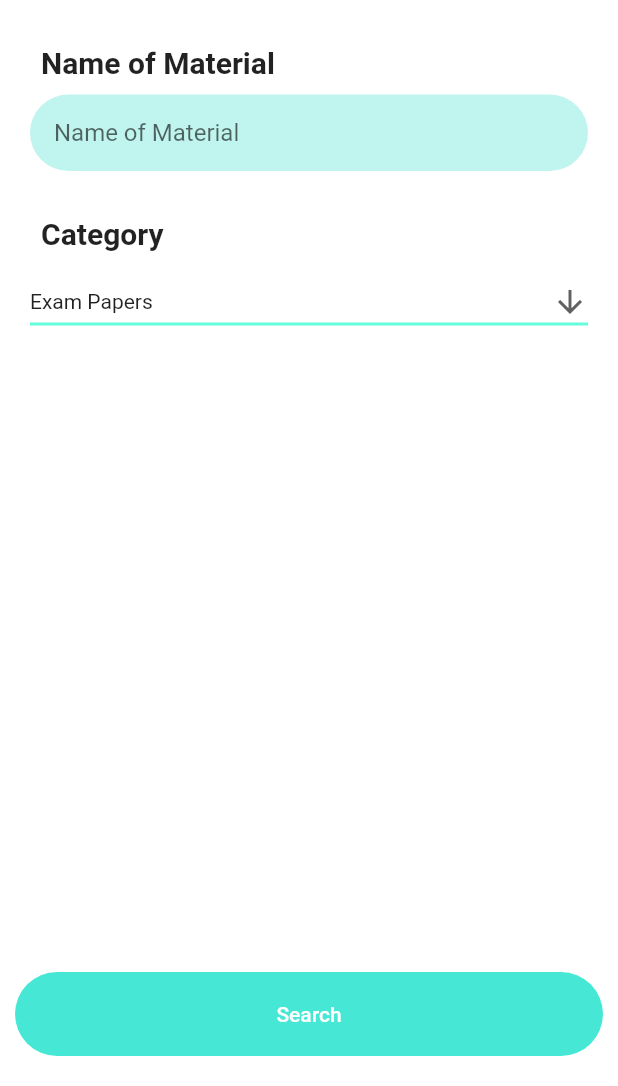
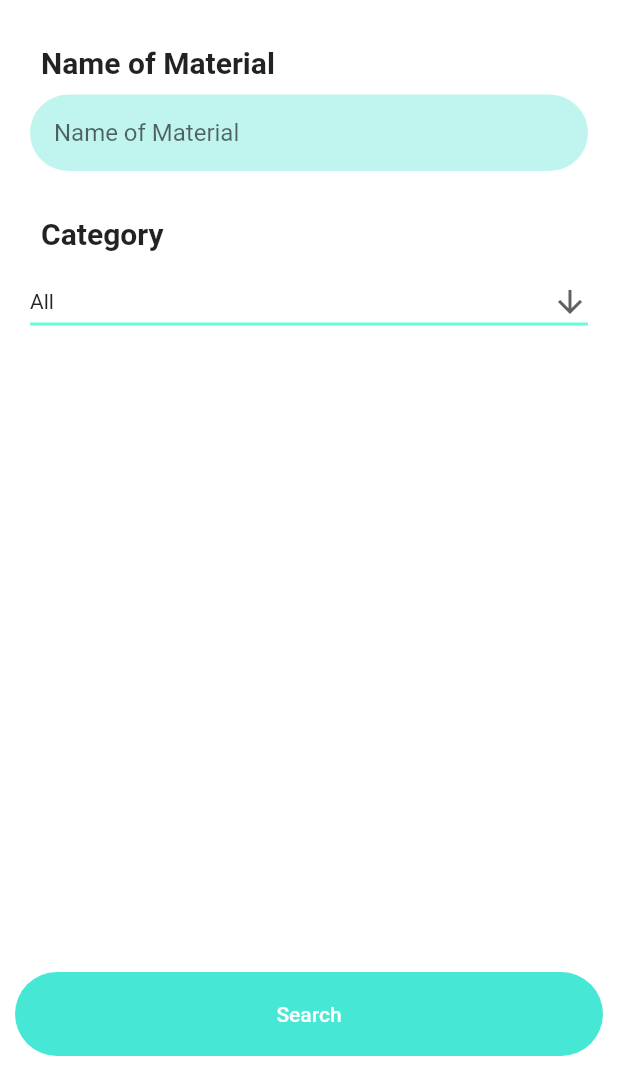
Before and after one commit to GohZhengYing/NTUMarket, a Flutter app: the HomeScreen screen opened directly, scrolled down 148 dp, after a tap on the "search" icon, on a phone screen of 412 x 824 dp, the part 150-1236 px from its top. Run offline on Flutter 3.47's test engine with Material 2 defaults, Android fonts, the phone set to English and light mode, and no system bars; our stand-ins replace flutter_svg, image_picker; missing offline and left inert: dart:ffi, mailer; project files that could hold a hidden picture were left out.

Commit message:
implemented changes

```diff
--- a/lib/Screens/advanced_search/components/advanced_search_searchbars.dart
+++ b/lib/Screens/advanced_search/components/advanced_search_searchbars.dart
@@ -5,13 +5,13 @@ import 'package:flutter/services.dart';
 import '../../search_results/search_results_screen.dart';
 
 
-const List<String> list = <String>['Exam Papers', 'Stationaries', 'Lecture Notes', 'Hardware'];
+const List<String> list = <String>['All','Exam Papers', 'Stationaries', 'Lecture Notes', 'Hardware',];
 
 class AdvancedSearchSearchbars extends StatelessWidget {
   AdvancedSearchSearchbars({Key? key}) : super(key: key);
 
   TextEditingController name = new TextEditingController();
-  TextEditingController code = new TextEditingController();
+  TextEditingController category = new TextEditingController();
   @override
   Widget build(BuildContext context) {
     return Column(
@@ -67,7 +67,7 @@ class AdvancedSearchSearchbars extends StatelessWidget {
             ),
             Padding(
               padding: EdgeInsets.fromLTRB(20,10, 20, 0),
-              child:DropdownButtonExample(),
+              child:DropdownButtonExample(cat:category),
             ),
           ],
         ),
@@ -77,7 +77,7 @@ class AdvancedSearchSearchbars extends StatelessWidget {
             // When the user presses the button, show an alert dialog containing
             // the text that the user has entered into the text field.
             onPressed: () {
-              Navigator.of(context).push(MaterialPageRoute(builder: (context)=> SearchResultsScreen(name: name.text,code: code.text)));
+              Navigator.of(context).push(MaterialPageRoute(builder: (context)=> SearchResultsScreen(name: name.text,cat: category.text)));
             },
             child: Text("Search"),
           ),
@@ -88,8 +88,8 @@ class AdvancedSearchSearchbars extends StatelessWidget {
   }
 }
 class DropdownButtonExample extends StatefulWidget {
-
-  const DropdownButtonExample({super.key});
+  TextEditingController cat;
+  DropdownButtonExample({super.key,required this.cat});
 
   @override
   State<DropdownButtonExample> createState() => _DropdownButtonExampleState();
@@ -113,6 +113,7 @@ class _DropdownButtonExampleState extends State<DropdownButtonExample> {
       onChanged: (String? value) {
         // This is called when the user selects an item.
         setState(() {
+          widget.cat.text = value!;
           dropdownValue = value!;
         });
       },
--- a/lib/Screens/create_post/component/create_post_form.dart
+++ b/lib/Screens/create_post/component/create_post_form.dart
@@ -145,7 +145,7 @@ class _CreatePostForm extends State<CreatePostForm> {
                 if(await CreatePost(widget.title_input.text ,widget.description_input.text,widget.price_input.text,widget.image_input.text,widget.category_input.text)){
 
                   print('created post');
-                  Navigator.pop(context);
+                  Navigator.pop(context,'refresh');
                 }
                 else
                   print('post failed');
--- a/lib/Screens/edit_post/component/edit_post_form.dart
+++ b/lib/Screens/edit_post/component/edit_post_form.dart
@@ -209,7 +209,7 @@ class _EditPostForm extends State<EditPostForm> {
 
                 print('edited post');
                 Navigator.pop(context);
-                Navigator.pop(context);
+                Navigator.pop(context,'refresh');
                 }
                 else
                 print('edit failed');
--- a/lib/Screens/favourites/components/favourites_list.dart
+++ b/lib/Screens/favourites/components/favourites_list.dart
@@ -22,7 +22,7 @@ class _FavouritesListState extends State<FavouritesList> {
       fontWeight: FontWeight.bold,
       fontFamily: 'Roboto',
       fontSize: 17,
-      color: Color(0xFF0B20DE),
+      color: Color(0xFF61E4D5),
     );
 
     return Column(
@@ -67,7 +67,7 @@ class _FavouritesListState extends State<FavouritesList> {
                           decoration: BoxDecoration(
                               border: Border.all(
                                   width: 5,
-                                  color: Color(0xFF0B20DE)
+                                  color: Color(0xFF61E4D5)
                               )
                           ),
                           child: Image.memory( Base64Decoder().convert(post.image)),
--- a/lib/Screens/home/components/home_recently_uploaded.dart
+++ b/lib/Screens/home/components/home_recently_uploaded.dart
@@ -14,8 +14,9 @@ import '../../view_post_as_owner/view_post_as_owner_screen.dart';
 class HomeRecentlyUsed extends StatefulWidget {
 
   List<Post> posts = [];
+  Function LoadPosts;
 
-  HomeRecentlyUsed({super.key,required this.posts});
+  HomeRecentlyUsed({super.key,required this.posts,required this.LoadPosts});
 
   @override
   State<HomeRecentlyUsed> createState() => _HomeRecentlyUsedState();
@@ -73,10 +74,15 @@ class _HomeRecentlyUsedState extends State<HomeRecentlyUsed> {
             SizedBox(
               width: MediaQuery.of(context).size.width *0.4,
               child: GestureDetector(
-                onTap: () {
-                  Navigator.of(context).push(
+                onTap: () async {
+
+                  String refresh = await                                         Navigator.of(context).push(
                       MaterialPageRoute(builder: (context) => ViewPostAsOwnerScreen(post: post,))
                   );
+                  print(refresh);
+                  if(refresh == 'refresh'){
+                    widget.LoadPosts();
+                  }
                 },
                 child: Column(
                   children: [
@@ -103,17 +109,17 @@ class _HomeRecentlyUsedState extends State<HomeRecentlyUsed> {
             ),
           ],
         ),
-        widget.posts.length != 0?ElevatedButton(
-          onPressed: null,
-          child: Text('Show More'),
-          style: ElevatedButton.styleFrom(
-              textStyle: const TextStyle(fontSize: 20),
-              minimumSize: Size(MediaQuery.of(context).size.width *0.867,40),
-              maximumSize: Size(MediaQuery.of(context).size.width *0.867,40),
-              backgroundColor: Color(0xFF61E4D5),
-              disabledBackgroundColor: Color(0xFF61E4D5)
-          ),
-        ):Container(),
+        // widget.posts.length != 0?ElevatedButton(
+        //   onPressed: null,
+        //   child: Text('Show More'),
+        //   style: ElevatedButton.styleFrom(
+        //       textStyle: const TextStyle(fontSize: 20),
+        //       minimumSize: Size(MediaQuery.of(context).size.width *0.867,40),
+        //       maximumSize: Size(MediaQuery.of(context).size.width *0.867,40),
+        //       backgroundColor: Color(0xFF61E4D5),
+        //       disabledBackgroundColor: Color(0xFF61E4D5)
+        //   ),
+        // ):Container(),
       ],
     );
   }
--- a/lib/Screens/search_results/components/search_results_searchbar.dart
+++ b/lib/Screens/search_results/components/search_results_searchbar.dart
@@ -26,7 +26,7 @@ class _SearchResultsSearchbarState extends State<SearchResultsSearchbar> {
         decoration: InputDecoration(
           hintText: 'Search',
           suffixIcon: IconButton(onPressed: () async {
-            List<Post> _result = await SearchPost(widget.searchInput.text,'','') ;
+            List<Post> _result = await SearchPost(widget.searchInput.text,'') ;
             setState(() {
               widget.result = _result;
             });
--- a/lib/Screens/signup/components/signup_form.dart
+++ b/lib/Screens/signup/components/signup_form.dart
@@ -63,7 +63,7 @@ class SignUpForm extends StatelessWidget {
                 if (await Signup(email_input.text, password_input.text)) {
                   print('signed up');
                   Navigator.of(context).push(
-                      MaterialPageRoute(builder: (context) => HomeScreen()));
+                      MaterialPageRoute(builder: (context) => LoginScreen()));
                 } else
                   print('signup failed');
               }
--- a/lib/Screens/view_post_as_owner/view_post_as_owner_screen.dart
+++ b/lib/Screens/view_post_as_owner/view_post_as_owner_screen.dart
@@ -142,7 +142,7 @@ class ViewPostAsOwnerScreen extends StatelessWidget {
                                                 if(await DeletePost(post.id)){
                                                 print('deleted post');
                                                 Navigator.pop(context);
-                                                Navigator.pop(context);
+                                                Navigator.pop(context,'refresh');
                                                 }
                                                 else
                                                 print('delete failed');
@@ -151,7 +151,7 @@ class ViewPostAsOwnerScreen extends StatelessWidget {
                                             ),
                                             TextButton(                     // FlatButton widget is used to make a text to work like a button
                                               onPressed: () {
-                                                Navigator.pop(context);
+                                                Navigator.pop(context,'refresh');
                                               },             // function used to perform after pressing the button
                                               child: Text('No'),
                                             ),
--- a/lib/main.dart
+++ b/lib/main.dart
@@ -4,6 +4,7 @@ import 'package:NtuMarket/Screens/home/home_screen.dart';
 import 'package:NtuMarket/models/user.dart';
 import 'package:flutter/cupertino.dart';
 import 'package:flutter/material.dart';
+import 'package:flutter/services.dart';
 
 import 'models/user.dart';
 import 'models/model_provider.dart';
@@ -12,6 +13,9 @@ import 'constants.dart';
 
 
 void main() {
+  WidgetsFlutterBinding.ensureInitialized();
+  SystemChrome.setPreferredOrientations(
+      [DeviceOrientation.portraitUp, DeviceOrientation.portraitDown]);
   HttpOverrides.global = MyHttpOverrides();
   runApp(MyApp());}
 //void main() => runApp(const LoginScreen());
```
Also changed, not shown: lib/Screens/edit_profile/components/edit_profile_list.dart (+34 -4 lines), lib/Screens/home/home_screen.dart (+14 -3 lines), lib/Screens/search_results/search_results_screen.dart (+4 -4 lines), lib/models/model_provider.dart (+31 -5 lines).
